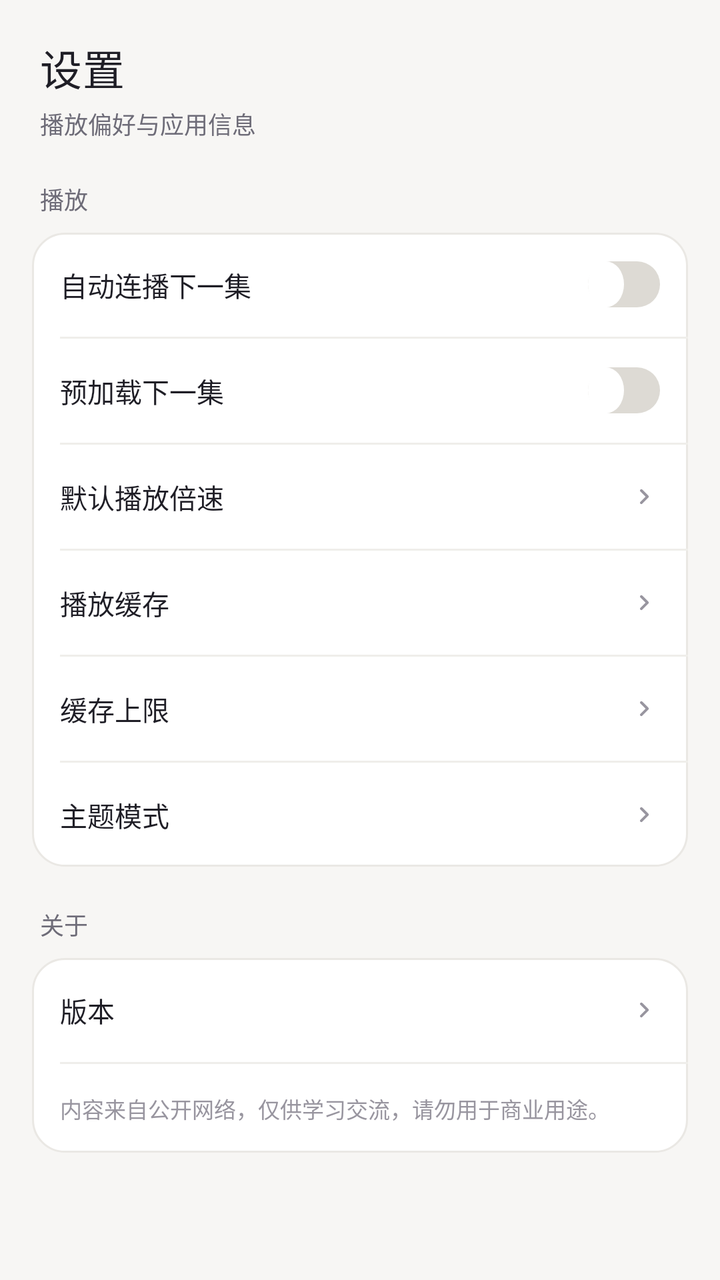
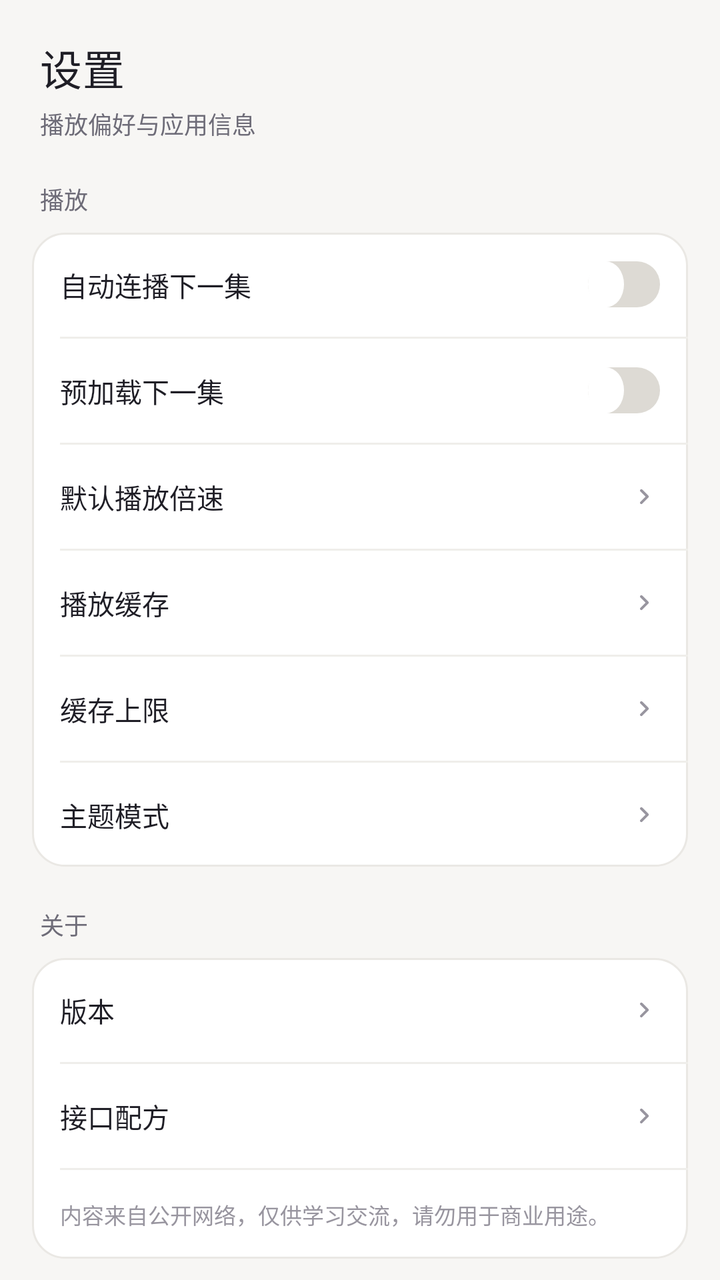

Compare the two renders of this Android layout. The source of the first and the diff that turns it into the second are given below.
<!-- AndroidManifest.xml: application theme Theme.DuanjuPlayer -->
<!-- res/layout/fragment_settings.xml -->
<?xml version="1.0" encoding="utf-8"?>
<ScrollView xmlns:android="http://schemas.android.com/apk/res/android"
    android:layout_width="match_parent"
    android:layout_height="match_parent"
    android:background="?android:attr/colorBackground"
    android:fillViewport="true"
    android:scrollbars="none">

    <LinearLayout
        android:layout_width="match_parent"
        android:layout_height="wrap_content"
        android:orientation="vertical"
        android:paddingBottom="28dp">

        <TextView
            android:layout_width="wrap_content"
            android:layout_height="wrap_content"
            android:fontFamily="sans-serif-medium"
            android:letterSpacing="0.01"
            android:paddingHorizontal="20dp"
            android:paddingTop="18dp"
            android:paddingBottom="4dp"
            android:text="设置"
            android:textColor="?android:attr/textColorPrimary"
            android:textSize="21sp" />

        <TextView
            android:layout_width="wrap_content"
            android:layout_height="wrap_content"
            android:paddingHorizontal="20dp"
            android:text="播放偏好与应用信息"
            android:textColor="@color/app_on_surface_variant"
            android:textSize="12sp" />

        <TextView
            android:layout_width="wrap_content"
            android:layout_height="wrap_content"
            android:paddingHorizontal="20dp"
            android:paddingTop="20dp"
            android:paddingBottom="8dp"
            android:text="播放"
            android:textColor="@color/app_on_surface_variant"
            android:textSize="12sp" />

        <LinearLayout
            android:layout_width="match_parent"
            android:layout_height="wrap_content"
            android:layout_marginHorizontal="16dp"
            android:background="@drawable/bg_settings_card"
            android:orientation="vertical">

            <LinearLayout
                android:layout_width="match_parent"
                android:layout_height="52dp"
                android:gravity="center_vertical"
                android:orientation="horizontal"
                android:paddingHorizontal="14dp">

                <TextView
                    android:layout_width="0dp"
                    android:layout_height="wrap_content"
                    android:layout_weight="1"
                    android:text="自动连播下一集"
                    android:textColor="?android:attr/textColorPrimary"
                    android:textSize="13.5sp" />

                <Switch
                    android:id="@+id/auto_next"
                    android:layout_width="wrap_content"
                    android:layout_height="wrap_content"
                    android:minHeight="0dp"
                    android:thumb="@drawable/switch_thumb"
                    android:track="@drawable/switch_track" />
            </LinearLayout>

            <View
                android:layout_width="match_parent"
                android:layout_height="1dp"
                android:layout_marginStart="14dp"
                android:background="@color/divider" />

            <LinearLayout
                android:layout_width="match_parent"
                android:layout_height="52dp"
                android:gravity="center_vertical"
                android:orientation="horizontal"
                android:paddingHorizontal="14dp">

                <TextView
                    android:layout_width="0dp"
                    android:layout_height="wrap_content"
                    android:layout_weight="1"
                    android:text="预加载下一集"
                    android:textColor="?android:attr/textColorPrimary"
                    android:textSize="13.5sp" />

                <Switch
                    android:id="@+id/prefetch_next"
                    android:layout_width="wrap_content"
                    android:layout_height="wrap_content"
                    android:minHeight="0dp"
                    android:thumb="@drawable/switch_thumb"
                    android:track="@drawable/switch_track" />
            </LinearLayout>

            <View
                android:layout_width="match_parent"
                android:layout_height="1dp"
                android:layout_marginStart="14dp"
                android:background="@color/divider" />

            <LinearLayout
                android:id="@+id/row_speed"
                android:layout_width="match_parent"
                android:layout_height="52dp"
                android:background="?attr/selectableItemBackground"
                android:gravity="center_vertical"
                android:orientation="horizontal"
                android:paddingHorizontal="14dp">

                <TextView
                    android:layout_width="0dp"
                    android:layout_height="wrap_content"
                    android:layout_weight="1"
                    android:text="默认播放倍速"
                    android:textColor="?android:attr/textColorPrimary"
                    android:textSize="13.5sp" />

                <TextView
                    android:id="@+id/speed_value"
                    android:layout_width="wrap_content"
                    android:layout_height="wrap_content"
                    android:textColor="@color/nav_icon_inactive"
                    android:textSize="12sp" />

                <ImageView
                    android:layout_width="16dp"
                    android:layout_height="16dp"
                    android:layout_marginStart="4dp"
                    android:contentDescription="@null"
                    android:src="@drawable/ic_chevron_right" />
            </LinearLayout>
            <View
                android:layout_width="match_parent"
                android:layout_height="1dp"
                android:layout_marginStart="14dp"
                android:background="@color/divider" />

            <LinearLayout
                android:id="@+id/row_cache"
                android:layout_width="match_parent"
                android:layout_height="52dp"
                android:background="?attr/selectableItemBackground"
                android:gravity="center_vertical"
                android:orientation="horizontal"
                android:paddingHorizontal="14dp">

                <TextView
                    android:layout_width="0dp"
                    android:layout_height="wrap_content"
                    android:layout_weight="1"
                    android:text="播放缓存"
                    android:textColor="?android:attr/textColorPrimary"
                    android:textSize="13.5sp" />

                <TextView
                    android:id="@+id/cache_size"
                    android:layout_width="wrap_content"
                    android:layout_height="wrap_content"
                    android:textColor="@color/nav_icon_inactive"
                    android:textSize="12sp" />

                <ImageView
                    android:layout_width="16dp"
                    android:layout_height="16dp"
                    android:layout_marginStart="4dp"
                    android:contentDescription="@null"
                    android:src="@drawable/ic_chevron_right" />
            </LinearLayout>

            <View
                android:layout_width="match_parent"
                android:layout_height="1dp"
                android:layout_marginStart="14dp"
                android:background="@color/divider" />

            <LinearLayout
                android:id="@+id/row_cache_limit"
                android:layout_width="match_parent"
                android:layout_height="52dp"
                android:background="?attr/selectableItemBackground"
                android:gravity="center_vertical"
                android:orientation="horizontal"
                android:paddingHorizontal="14dp">

                <TextView
                    android:layout_width="0dp"
                    android:layout_height="wrap_content"
                    android:layout_weight="1"
                    android:text="缓存上限"
                    android:textColor="?android:attr/textColorPrimary"
                    android:textSize="13.5sp" />

                <TextView
                    android:id="@+id/cache_limit_value"
                    android:layout_width="wrap_content"
                    android:layout_height="wrap_content"
                    android:textColor="@color/nav_icon_inactive"
                    android:textSize="12sp" />

                <ImageView
                    android:layout_width="16dp"
                    android:layout_height="16dp"
                    android:layout_marginStart="4dp"
                    android:contentDescription="@null"
                    android:src="@drawable/ic_chevron_right" />
            </LinearLayout>

            <View
                android:layout_width="match_parent"
                android:layout_height="1dp"
                android:layout_marginStart="14dp"
                android:background="@color/divider" />

            <LinearLayout
                android:id="@+id/row_theme"
                android:layout_width="match_parent"
                android:layout_height="52dp"
                android:background="?attr/selectableItemBackground"
                android:gravity="center_vertical"
                android:orientation="horizontal"
                android:paddingHorizontal="14dp">

                <TextView
                    android:layout_width="0dp"
                    android:layout_height="wrap_content"
                    android:layout_weight="1"
                    android:text="主题模式"
                    android:textColor="?android:attr/textColorPrimary"
                    android:textSize="13.5sp" />

                <TextView
                    android:id="@+id/theme_value"
                    android:layout_width="wrap_content"
                    android:layout_height="wrap_content"
                    android:textColor="@color/nav_icon_inactive"
                    android:textSize="12sp" />

                <ImageView
                    android:layout_width="16dp"
                    android:layout_height="16dp"
                    android:layout_marginStart="4dp"
                    android:contentDescription="@null"
                    android:src="@drawable/ic_chevron_right" />
            </LinearLayout>
        </LinearLayout>

        <TextView
            android:layout_width="wrap_content"
            android:layout_height="wrap_content"
            android:paddingHorizontal="20dp"
            android:paddingTop="20dp"
            android:paddingBottom="8dp"
            android:text="关于"
            android:textColor="@color/app_on_surface_variant"
            android:textSize="12sp" />

        <LinearLayout
            android:layout_width="match_parent"
            android:layout_height="wrap_content"
            android:layout_marginHorizontal="16dp"
            android:background="@drawable/bg_settings_card"
            android:orientation="vertical">

            <LinearLayout
                android:id="@+id/row_version"
                android:layout_width="match_parent"
                android:layout_height="52dp"
                android:background="?attr/selectableItemBackground"
                android:gravity="center_vertical"
                android:orientation="horizontal"
                android:paddingHorizontal="14dp">

                <TextView
                    android:layout_width="0dp"
                    android:layout_height="wrap_content"
                    android:layout_weight="1"
                    android:text="版本"
                    android:textColor="?android:attr/textColorPrimary"
                    android:textSize="13.5sp" />

                <TextView
                    android:id="@+id/version"
                    android:layout_width="wrap_content"
                    android:layout_height="wrap_content"
                    android:textColor="@color/nav_icon_inactive"
                    android:textSize="12sp" />

                <ImageView
                    android:layout_width="16dp"
                    android:layout_height="16dp"
                    android:layout_marginStart="4dp"
                    android:contentDescription="@null"
                    android:src="@drawable/ic_chevron_right" />
            </LinearLayout>

            <View
                android:layout_width="match_parent"
                android:layout_height="1dp"
                android:layout_marginStart="14dp"
                android:background="@color/divider" />

            <TextView
                android:layout_width="match_parent"
                android:layout_height="wrap_content"
                android:lineSpacingExtra="4dp"
                android:paddingHorizontal="14dp"
                android:paddingVertical="14dp"
                android:text="内容来自公开网络，仅供学习交流，请勿用于商业用途。"
                android:textColor="@color/app_text_tertiary"
                android:textSize="11sp" />
        </LinearLayout>
    </LinearLayout>
</ScrollView>
<!-- resources referenced by this layout -->
<resources>
  <color name="app_on_surface_variant">#FF6E6C78</color>
  <color name="app_text_tertiary">#FF98959F</color>
  <color name="divider">#FFEFEEEA</color>
  <color name="nav_icon_inactive">#FF98959F</color>
  <!-- drawable bg_settings_card (drawable) -->
  <?xml version="1.0" encoding="utf-8"?>
  <shape xmlns:android="http://schemas.android.com/apk/res/android" android:shape="rectangle">
      <solid android:color="@color/app_surface" />
      <stroke android:width="1dp" android:color="@color/app_stroke_soft" />
      <corners android:radius="16dp" />
  </shape>
  <!-- drawable ic_chevron_right (drawable) -->
  <vector xmlns:android="http://schemas.android.com/apk/res/android"
      android:width="24dp"
      android:height="24dp"
      android:viewportWidth="24"
      android:viewportHeight="24"
      android:tint="@color/app_text_tertiary">
      <path
          android:fillColor="@color/app_text_tertiary"
          android:pathData="M9.29,6.71c-0.39,0.39 -0.39,1.02 0,1.41L13.17,12l-3.88,3.88c-0.39,0.39 -0.39,1.02 0,1.41 0.39,0.39 1.02,0.39 1.41,0l4.59,-4.59c0.39,-0.39 0.39,-1.02 0,-1.41L10.7,6.7c-0.38,-0.38 -1.01,-0.38 -1.41,0.01z" />
  </vector>
  <!-- drawable switch_thumb (drawable) -->
  <?xml version="1.0" encoding="utf-8"?>
  <shape xmlns:android="http://schemas.android.com/apk/res/android" android:shape="oval">
      <solid android:color="#FFFFFFFF" />
      <size android:width="18dp" android:height="18dp" />
  </shape>
  <!-- drawable switch_track (drawable) -->
  <?xml version="1.0" encoding="utf-8"?>
  <selector xmlns:android="http://schemas.android.com/apk/res/android">
      <item android:drawable="@drawable/switch_track_on" android:state_checked="true" />
      <item android:drawable="@drawable/switch_track_off" />
  </selector>
  <style name="Theme.DuanjuPlayer" parent="Theme.MaterialComponents.DayNight.NoActionBar">
          <item name="colorPrimary">@color/accent</item>
          <item name="colorPrimaryVariant">@color/accent_dark</item>
          <item name="colorOnPrimary">#FFFFFFFF</item>
          <item name="colorSecondary">@color/accent</item>
          <item name="colorSurface">@color/app_surface</item>
          <item name="colorOnSurface">@color/app_on_bg</item>
          <item name="colorControlActivated">@color/accent</item>
          <item name="android:colorBackground">@color/app_bg</item>
          <item name="android:textColorPrimary">@color/app_on_bg</item>
          <item name="android:textColorSecondary">@color/app_on_surface_variant</item>
          <item name="android:windowBackground">@color/app_bg</item>
          <item name="android:statusBarColor">@color/app_bg</item>
          <item name="android:navigationBarColor">@color/app_bg</item>
          <item name="android:windowLightStatusBar">@bool/light_system_bars</item>
      </style>
  <color name="app_surface">#FFFFFFFF</color>
  <color name="app_stroke_soft">#FFEAE8E4</color>
  <!-- drawable switch_track_on (drawable) -->
  <?xml version="1.0" encoding="utf-8"?>
  <shape xmlns:android="http://schemas.android.com/apk/res/android" android:shape="rectangle">
      <gradient
          android:angle="0"
          android:endColor="#FFFF7A45"
          android:startColor="#FFFF3B5C" />
      <corners android:radius="999dp" />
      <size android:width="40dp" android:height="23dp" />
  </shape>
  <!-- drawable switch_track_off (drawable) -->
  <?xml version="1.0" encoding="utf-8"?>
  <shape xmlns:android="http://schemas.android.com/apk/res/android" android:shape="rectangle">
      <solid android:color="@color/app_surface_disabled" />
      <corners android:radius="999dp" />
      <size android:width="40dp" android:height="23dp" />
  </shape>
  <color name="accent">#FFE0334F</color>
  <color name="accent_dark">#FFC22743</color>
  <color name="app_on_bg">#FF1F1E26</color>
  <color name="app_bg">#FFF7F6F4</color>
  <color name="app_surface_disabled">#FFDDDAD4</color>
</resources>

<!-- the commit's change to res/layout/fragment_settings.xml (unified diff, before → after) -->
@@ -291,6 +291,44 @@
 
                 <TextView
                     android:id="@+id/version"
+                    android:layout_width="wrap_content"
+                    android:layout_height="wrap_content"
+                    android:textColor="@color/nav_icon_inactive"
+                    android:textSize="12sp" />
+
+                <ImageView
+                    android:layout_width="16dp"
+                    android:layout_height="16dp"
+                    android:layout_marginStart="4dp"
+                    android:contentDescription="@null"
+                    android:src="@drawable/ic_chevron_right" />
+            </LinearLayout>
+
+            <View
+                android:layout_width="match_parent"
+                android:layout_height="1dp"
+                android:layout_marginStart="14dp"
+                android:background="@color/divider" />
+
+            <LinearLayout
+                android:id="@+id/row_recipe"
+                android:layout_width="match_parent"
+                android:layout_height="52dp"
+                android:background="?attr/selectableItemBackground"
+                android:gravity="center_vertical"
+                android:orientation="horizontal"
+                android:paddingHorizontal="14dp">
+
+                <TextView
+                    android:layout_width="0dp"
+                    android:layout_height="wrap_content"
+                    android:layout_weight="1"
+                    android:text="接口配方"
+                    android:textColor="?android:attr/textColorPrimary"
+                    android:textSize="13.5sp" />
+
+                <TextView
+                    android:id="@+id/recipe_value"
                     android:layout_width="wrap_content"
                     android:layout_height="wrap_content"
                     android:textColor="@color/nav_icon_inactive"
